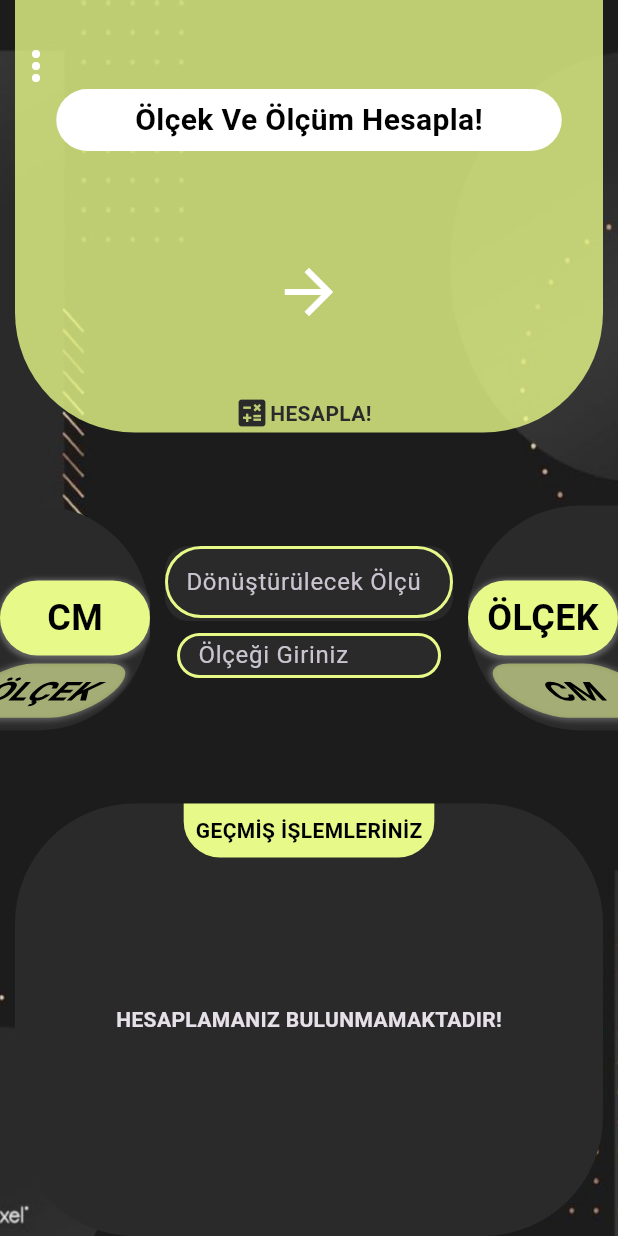
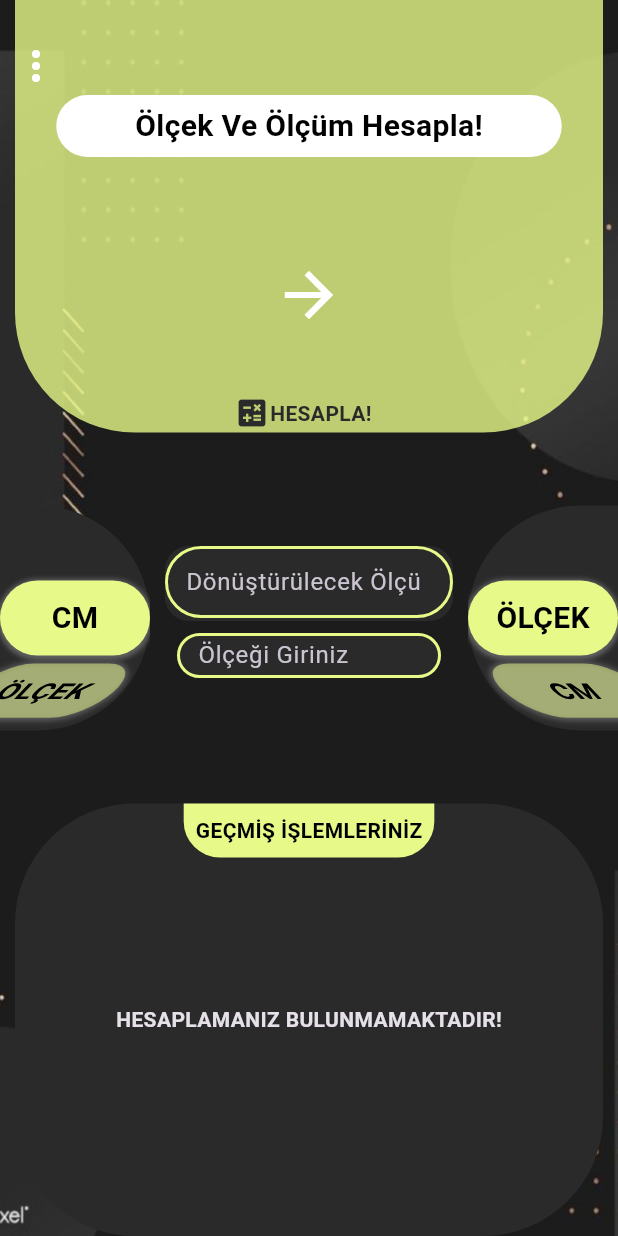
Before and after one commit to enesbayri/Olcu-Olcek_Hesaplama-APP, a Flutter app: the screen it shows after launch, on a phone screen of 412 x 824 dp. Run offline on Flutter 3.47's test engine with Material 3 defaults, Android fonts, the phone set to English and light mode, and no system bars; our stand-ins replace google_fonts, hive, hive_flutter; missing offline and left inert: button_animations, flutter_shake_animated; accounts and stored records are empty.

Commit message:
Update textstyleUiHelper.dart

```diff
--- a/lib/uiHelper/textstyleUiHelper.dart
+++ b/lib/uiHelper/textstyleUiHelper.dart
@@ -11,17 +11,17 @@ class TextStyleHelper{
   // ignore: non_constant_identifier_names
   static TextStyle BoldTextStyle=const TextStyle(fontWeight: FontWeight.bold);
   static TextStyle floatingLabelStyle=TextStyle(fontWeight: FontWeight.bold, color: ColorUiHelper.primaryContentColor);
-  static TextStyle validateErrorAnswerTextStyle=const TextStyle(fontSize: 24,color: Colors.red,fontWeight: FontWeight.bold);
+  static TextStyle validateErrorAnswerTextStyle=const TextStyle(fontSize: 20,color: Colors.red,fontWeight: FontWeight.bold);
   static TextStyle answerContainerWelcomeMessageTextStyle=const TextStyle(color: Colors.black,fontWeight: FontWeight.bold,fontSize: 20);
-  static TextStyle headerToFromValueTextStyle=const TextStyle(color: Colors.white,fontSize: 48, fontWeight: FontWeight.bold);
-  static TextStyle inputMeasureTypeTextStyle= const TextStyle(color: Colors.black,fontSize: 24,fontWeight: FontWeight.bold);
+  static TextStyle headerToFromValueTextStyle=const TextStyle(color: Colors.white,fontSize: 40, fontWeight: FontWeight.bold);
+  static TextStyle inputMeasureTypeTextStyle= const TextStyle(color: Colors.black,fontSize: 20,fontWeight: FontWeight.bold);
   static TextStyle lastCalcutesTitleTextStyle=const TextStyle(fontWeight: FontWeight.bold,color: Colors.black);
   // ignore: non_constant_identifier_names
   static TextStyle DismisseCalcuteTextStyle=const TextStyle(color: Colors.white,fontWeight: FontWeight.bold);
   // ignore: non_constant_identifier_names
-  static TextStyle LastCalcuteDateTextStyle=const TextStyle(fontSize: 12);
+  static TextStyle LastCalcuteDateTextStyle=const TextStyle(fontSize: 10);
 
   // ignore: non_constant_identifier_names
   static TextStyle TitleStyle = GoogleFonts.quicksand(
-      fontWeight: FontWeight.w900, fontSize: 24, color: ColorUiHelper.buttonGradientColor);
+      fontWeight: FontWeight.w900, fontSize: 20, color: ColorUiHelper.buttonGradientColor);
 }
```
